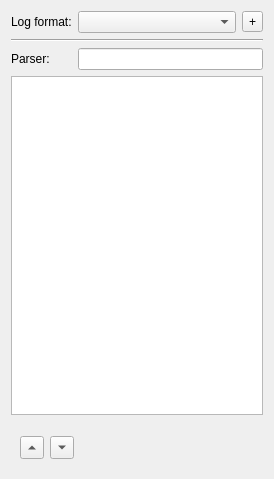
Above: src/ui/LogFormatWidget.ui from agateau/lovi before the change. Below: the same form after it.
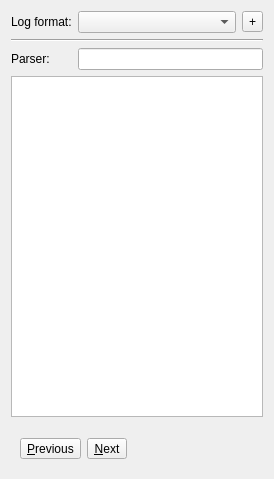
That is the form after the change. Icons and pictures are not drawn. Custom widgets are drawn as their Qt base class.

Commit message: Replace searchResultLabel with a tooltip

Diff of the .ui file:
```diff
--- a/src/ui/LogFormatWidget.ui
+++ b/src/ui/LogFormatWidget.ui
@@ -99,21 +99,18 @@
      <layout class="QHBoxLayout" name="horizontalLayout_2">
       <item>
        <widget class="QToolButton" name="searchPreviousButton">
-        <property name="arrowType">
-         <enum>Qt::UpArrow</enum>
+        <property name="text">
+         <string>&amp;Previous</string>
         </property>
        </widget>
       </item>
       <item>
        <widget class="QToolButton" name="searchNextButton">
-        <property name="arrowType">
-         <enum>Qt::DownArrow</enum>
+        <property name="text">
+         <string>&amp;Next</string>
         </property>
        </widget>
       </item>
-      <item>
-       <widget class="QLabel" name="searchResultLabel"/>
-      </item>
       <item>
        <spacer name="horizontalSpacer">
         <property name="orientation">
```
The commit also changes 1 other file.
